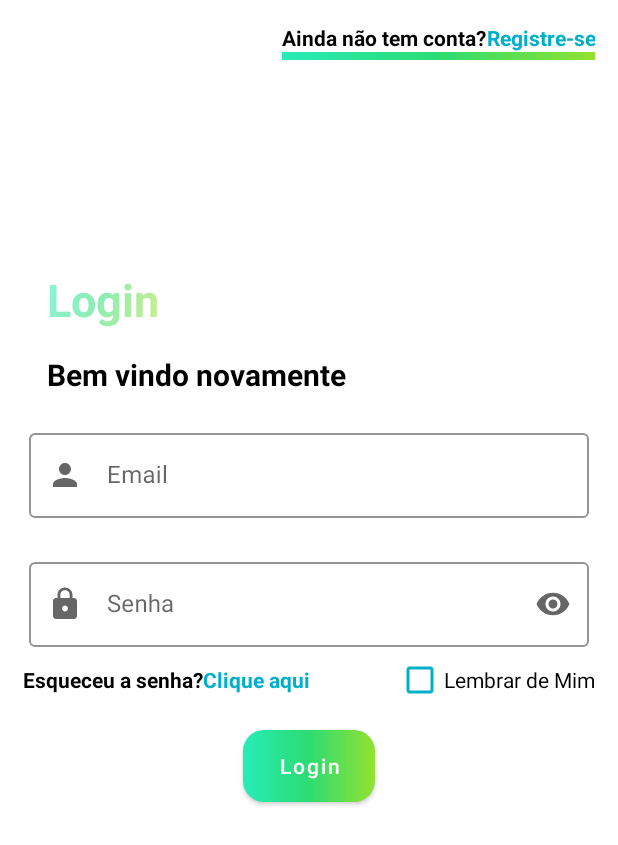
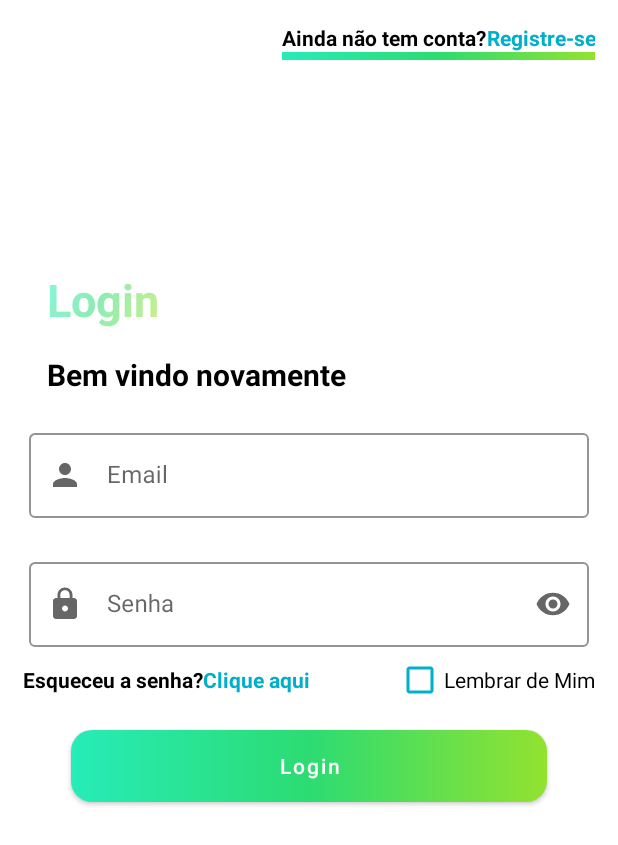
Before and after one commit to MarcosAndre28/RickAndMortyAppKotlin, an Android app: the screen it shows after launch (MainActivity), on a phone screen of 412 x 824 dp. Shown: the top 845 px of the screen. Run offline under Robolectric (Android 15) with nearby library versions, the phone set to English and light mode, and no system bars; our stand-ins replace Firebase (no records; nobody signed in at launch, a user with empty details on screens opened directly), navigation-ui.

Commit message:
Ajuste e finalização

```diff
--- a/app/src/main/java/com/example/rickandmortyappkotlin/ui/MainActivity.kt
+++ b/app/src/main/java/com/example/rickandmortyappkotlin/ui/MainActivity.kt
@@ -1,25 +1,16 @@
 package com.example.rickandmortyappkotlin.ui
 
 import android.os.Bundle
-import android.view.Menu
-import android.view.MenuItem
-import androidx.appcompat.app.ActionBarDrawerToggle
 import androidx.appcompat.app.AppCompatActivity
-import androidx.core.view.GravityCompat
-import androidx.drawerlayout.widget.DrawerLayout
 import androidx.navigation.NavController
-import androidx.navigation.findNavController
 import androidx.navigation.fragment.NavHostFragment
 import androidx.navigation.ui.NavigationUI.setupWithNavController
-import androidx.navigation.ui.onNavDestinationSelected
 import com.example.rickandmortyappkotlin.R
 import com.example.rickandmortyappkotlin.databinding.ActivityMainBinding
 
-
 class MainActivity : AppCompatActivity() {
 
-    lateinit var binding : ActivityMainBinding
-
+    lateinit var binding: ActivityMainBinding
     private lateinit var navController: NavController
 
     override fun onCreate(savedInstanceState: Bundle?) {
@@ -30,15 +21,8 @@ class MainActivity : AppCompatActivity() {
         val navHostFragment =
             supportFragmentManager.findFragmentById(R.id.nav_host_fragment) as NavHostFragment
         navController = navHostFragment.navController
-    }
-    override fun onCreateOptionsMenu(menu: Menu?): Boolean {
-        menuInflater.inflate(R.menu.bottom_menu, menu)
 
-        return true
-    }
-
-    override fun onOptionsItemSelected(item: MenuItem): Boolean {
-        return item.onNavDestinationSelected(findNavController(R.id.nav_host_fragment))
-                || super.onOptionsItemSelected(item)
+        val bottomNavigationView = binding.bottomNavigation
+        setupWithNavController(bottomNavigationView, navController)
     }
 }
--- /dev/null
+++ b/app/src/main/res/drawable/bg_btn.xml
@@ -0,0 +1,6 @@
+<?xml version="1.0" encoding="utf-8"?>
+<shape xmlns:android="http://schemas.android.com/apk/res/android"
+    android:shape="rectangle">
+    <solid android:color="@color/white"/>
+    <corners android:radius="5dp"/>
+</shape>
--- a/app/src/main/res/layout/fragment_login.xml
+++ b/app/src/main/res/layout/fragment_login.xml
@@ -122,9 +122,11 @@
 
     <com.google.android.material.button.MaterialButton
         android:id="@+id/btnLogin"
-        android:layout_width="wrap_content"
+        android:layout_width="0dp"
         android:layout_height="wrap_content"
+        android:layout_marginStart="32dp"
         android:layout_marginTop="24dp"
+        android:layout_marginEnd="32dp"
         android:background="@drawable/bg_button"
         android:text="@string/login"
         android:textAllCaps="false"
--- a/app/src/main/res/navigation/main_graph.xml
+++ b/app/src/main/res/navigation/main_graph.xml
@@ -72,15 +72,23 @@
             app:destination="@id/detailFragment" />
     </fragment>
     <fragment
-        android:id="@+id/navigation_location"
-        android:name="com.example.rickandmortyappkotlin.ui.LocationFragment"
-        android:label="fragment_location"
-        tools:layout="@layout/fragment_location" />
+    android:id="@+id/navigation_location"
+    android:name="com.example.rickandmortyappkotlin.ui.LocationFragment"
+    android:label="fragment_location"
+    tools:layout="@layout/fragment_location" >
+    <action
+        android:id="@+id/action_navigation_location_to_navigation_home"
+        app:destination="@id/navigation_home" />
+</fragment>
     <fragment
         android:id="@+id/navigation_episodes"
         android:name="com.example.rickandmortyappkotlin.ui.EpisodesFragment"
         android:label="fragment_episodes"
-        tools:layout="@layout/fragment_episodes" />
+        tools:layout="@layout/fragment_episodes" >
+        <action
+            android:id="@+id/action_navigation_episodes_to_navigation_home"
+            app:destination="@id/navigation_home" />
+    </fragment>
     <fragment
         android:id="@+id/filterFragment"
         android:name="com.example.rickandmortyappkotlin.ui.FilterFragment"
--- a/app/src/main/res/values/strings.xml
+++ b/app/src/main/res/values/strings.xml
@@ -75,4 +75,8 @@
     <string name="dimension">Dimension</string>
     <string name="navigation_drawer_open">Open</string>
     <string name="navigation_drawer_close">Close</string>
+    <string name="text_title_warning">Atençao</string>
+    <string name="text_button_warning">Entendi</string>
+    <string name="email_empty">Preencha seu e-mail</string>
+    <string name="password_empty">Preencha sua senha</string>
 </resources>
--- a/app/src/main/res/values/themes.xml
+++ b/app/src/main/res/values/themes.xml
@@ -13,4 +13,12 @@
         <item name="android:statusBarColor">@color/white</item>
         <!-- Customize your theme here. -->
     </style>
+
+    <style name="BottomSheetDialog" parent="Theme.Design.BottomSheetDialog">
+        <item name="bottomSheetStyle">@style/bottomSheetStyleWrapper</item>
+    </style>
+
+    <style name="bottomSheetStyleWrapper" parent="Widget.Design.BottomSheet.Modal">
+        <item name="android:background">@android:color/transparent</item>
+    </style>
 </resources>
```
Also changed, not shown: app/src/main/java/com/example/rickandmortyappkotlin/ui/HomeFragment.kt (+5 -5 lines), app/src/main/java/com/example/rickandmortyappkotlin/ui/auth/LoginFragment.kt (+12 -1 lines), app/src/main/java/com/example/rickandmortyappkotlin/utils/Extensions.kt (added, +27 -0 lines), app/src/main/res/drawable/bg_bottom_sheet.xml (added, +9 -0 lines), app/src/main/res/layout/bottom_sheet.xml (added, +44 -0 lines), app/src/main/res/values/colors.xml (+7 -0 lines).
